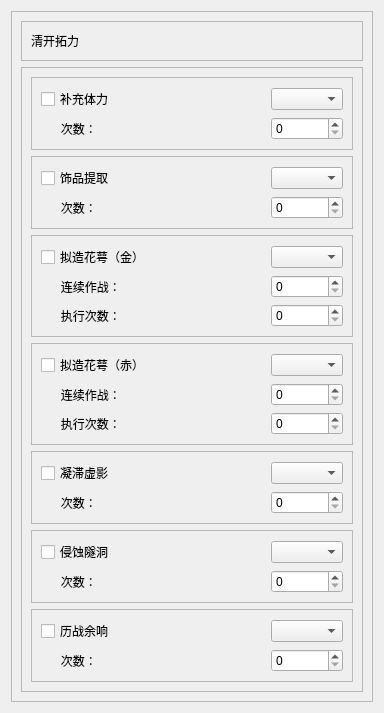
Shasnow/StarRailAssistant, file res/ui/set_07.ui: the form before one commit.
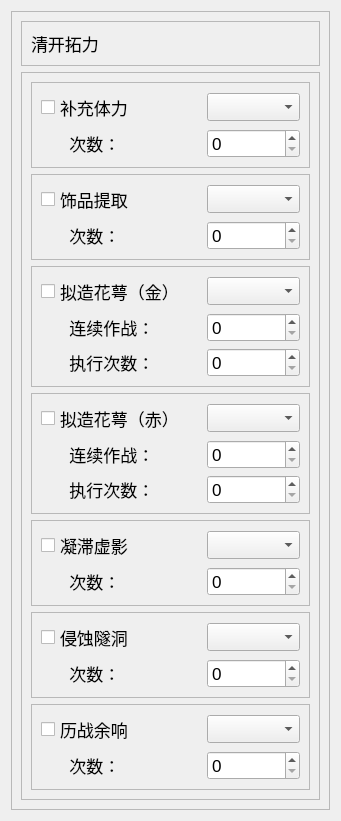
The form after the commit.

Commit message: change font size

```diff
--- a/res/ui/set_07.ui
+++ b/res/ui/set_07.ui
@@ -6,10 +6,15 @@
    <rect>
     <x>0</x>
     <y>0</y>
-    <width>384</width>
-    <height>685</height>
+    <width>341</width>
+    <height>766</height>
    </rect>
   </property>
+  <property name="font">
+   <font>
+    <pointsize>13</pointsize>
+   </font>
+  </property>
   <property name="windowTitle">
    <string>Form</string>
   </property>
```
The commit also changes 10 other files.
